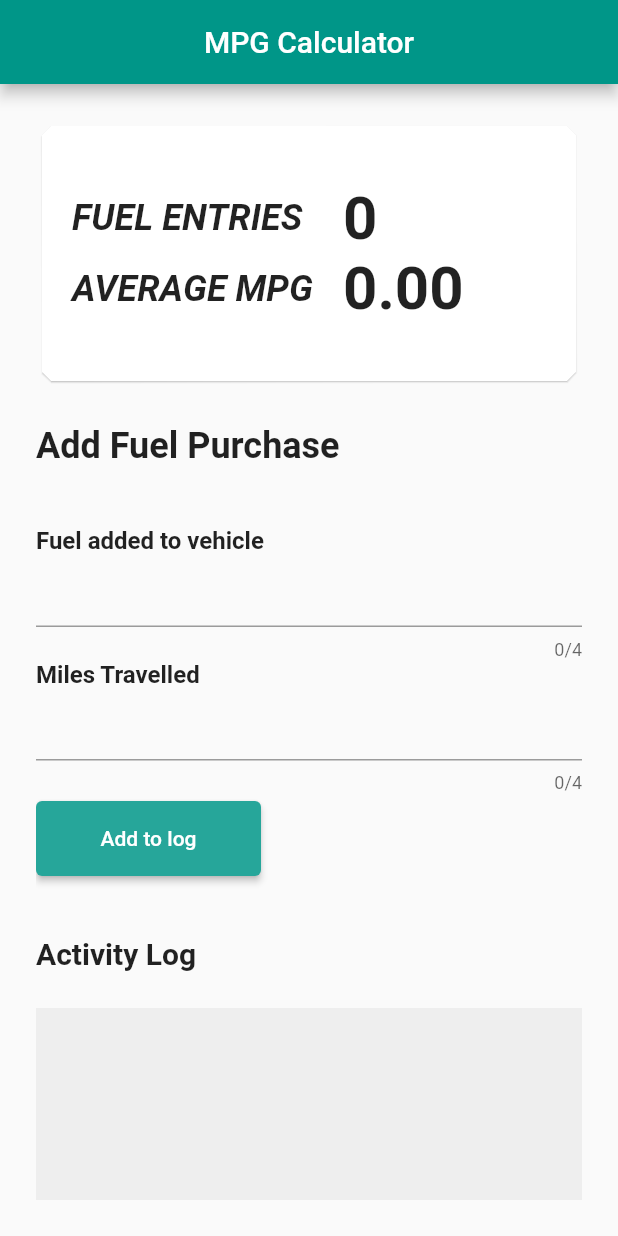
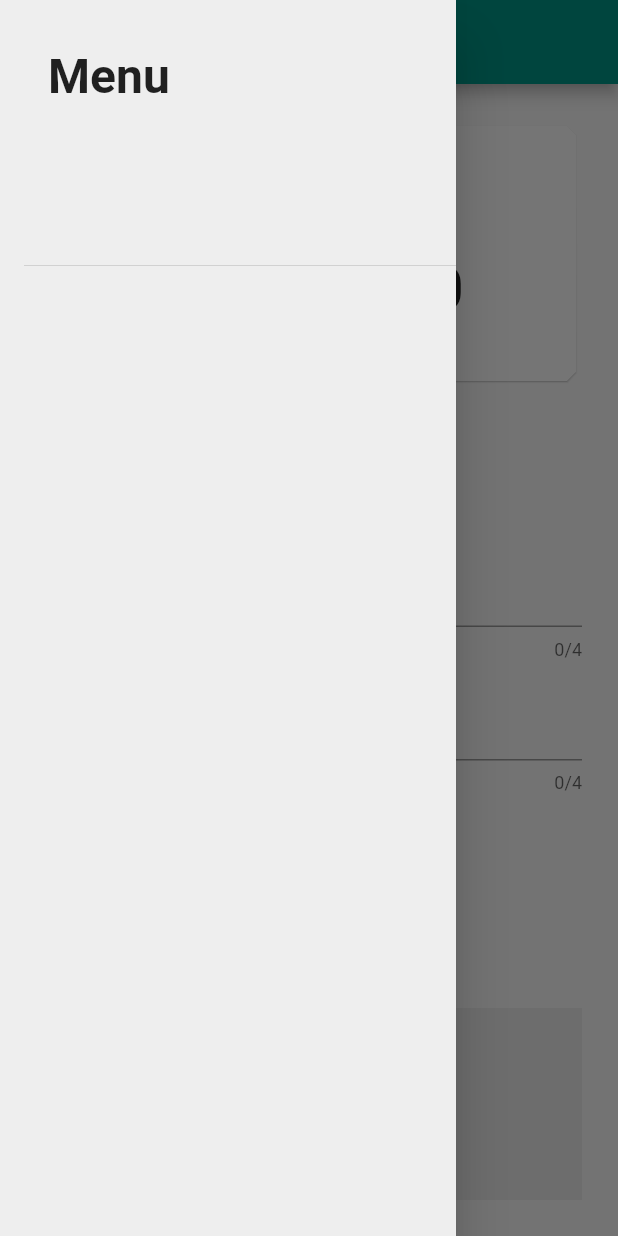
Before and after one commit to Toumari/fuel_calculator, a Flutter app: the screen it shows after launch, with the side drawer open (before the commit the screen has no drawer), on a phone screen of 412 x 824 dp. Run offline on Flutter 3.47's test engine with Material 2 defaults, Android fonts, the phone set to English and light mode, and no system bars; our stand-ins replace hive, hive_flutter; accounts and stored records are empty.

Commit message:
intitial drawer commit

```diff
--- a/lib/main_fuel_page.dart
+++ b/lib/main_fuel_page.dart
@@ -1,5 +1,6 @@
 import 'package:flutter/material.dart';
 import 'package:fuel_calculator/widgets/data_entry_tile.dart';
+import 'package:fuel_calculator/widgets/drawer_widget.dart';
 import 'package:fuel_calculator/widgets/overview_panel.dart';
 import 'package:hive/hive.dart';
 import 'model/fuel_record.dart';
@@ -70,6 +71,7 @@ class _MainFuelPageState extends State<MainFuelPage> {
   @override
   Widget build(BuildContext context) {
     return Scaffold(
+        drawer: DrawerWidget(),
         appBar: AppBar(
           title: const Text('MPG Calculator'),
           backgroundColor: Colors.teal,
--- /dev/null
+++ b/lib/widgets/drawer_widget.dart
@@ -0,0 +1,28 @@
+import 'package:flutter/material.dart';
+
+class DrawerWidget extends StatelessWidget {
+  const DrawerWidget({
+    Key? key,
+  }) : super(key: key);
+
+  @override
+  Widget build(BuildContext context) {
+    return Drawer(
+      backgroundColor: Colors.grey.shade200,
+      child: Padding(
+        padding: const EdgeInsets.only(left: 16.0, top: 16.0),
+        child: ListView(
+          children: const [
+            DrawerHeader(
+              // ignore: unnecessary_const
+              child: Text(
+                'Menu',
+                style: TextStyle(fontWeight: FontWeight.bold, fontSize: 32.0),
+              ),
+            ),
+          ],
+        ),
+      ),
+    );
+  }
+}
```
